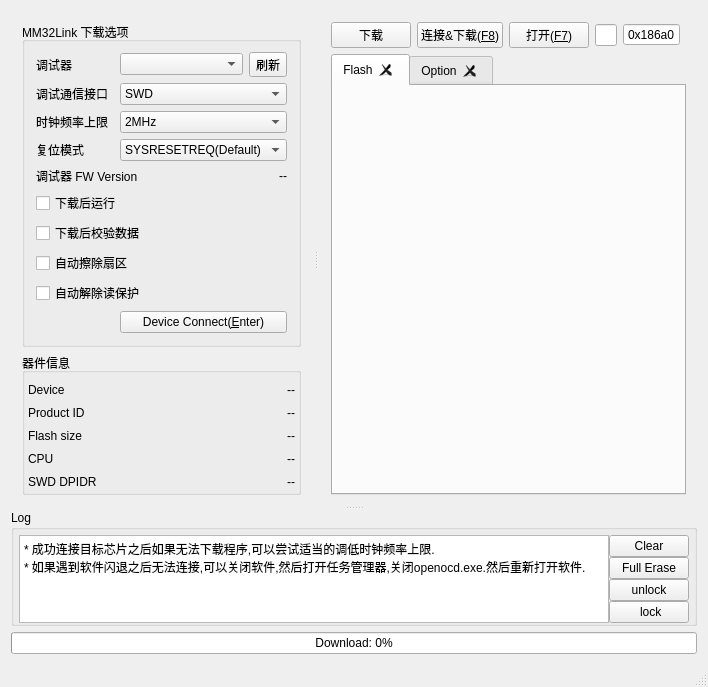
ChenDudo/mm32programmer_cmd, file UI/mm32_ui.ui: the form before one commit.
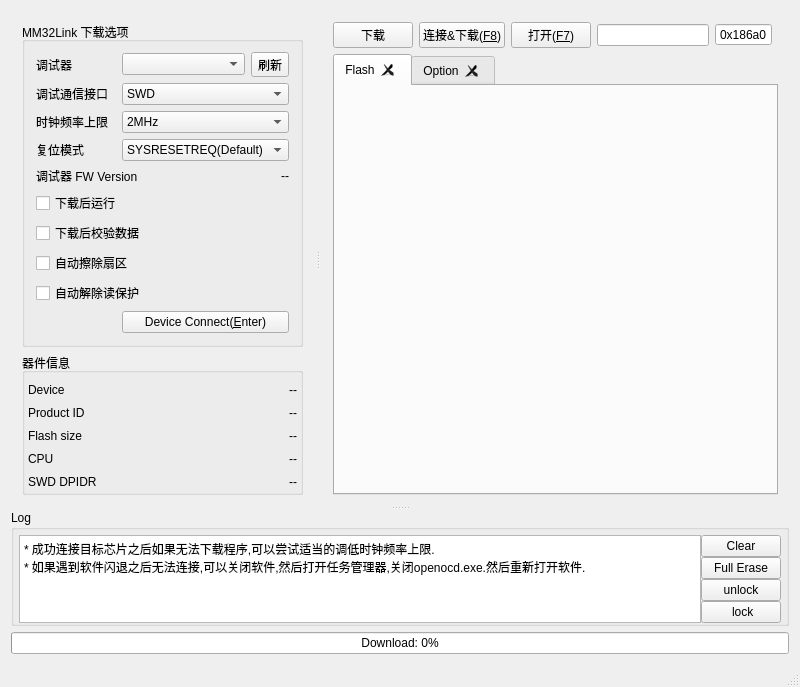
The form after the commit. Icons and pictures are not drawn.

Commit message: add readme, fix up UI view

```diff
--- a/UI/mm32_ui.ui
+++ b/UI/mm32_ui.ui
@@ -6,8 +6,8 @@
    <rect>
     <x>0</x>
     <y>0</y>
-    <width>674</width>
-    <height>637</height>
+    <width>800</width>
+    <height>600</height>
    </rect>
   </property>
   <property name="windowTitle">
```
Left out of the diff: 2 changed lines with no effect on the pictures. The commit also changes 2 other files.
